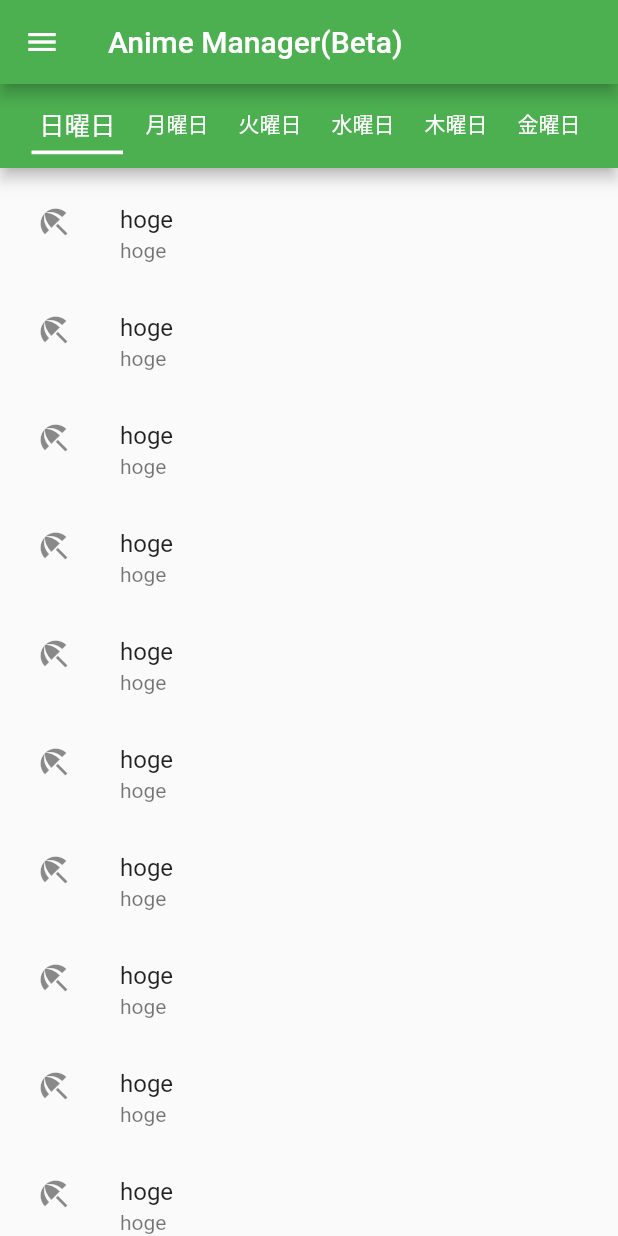
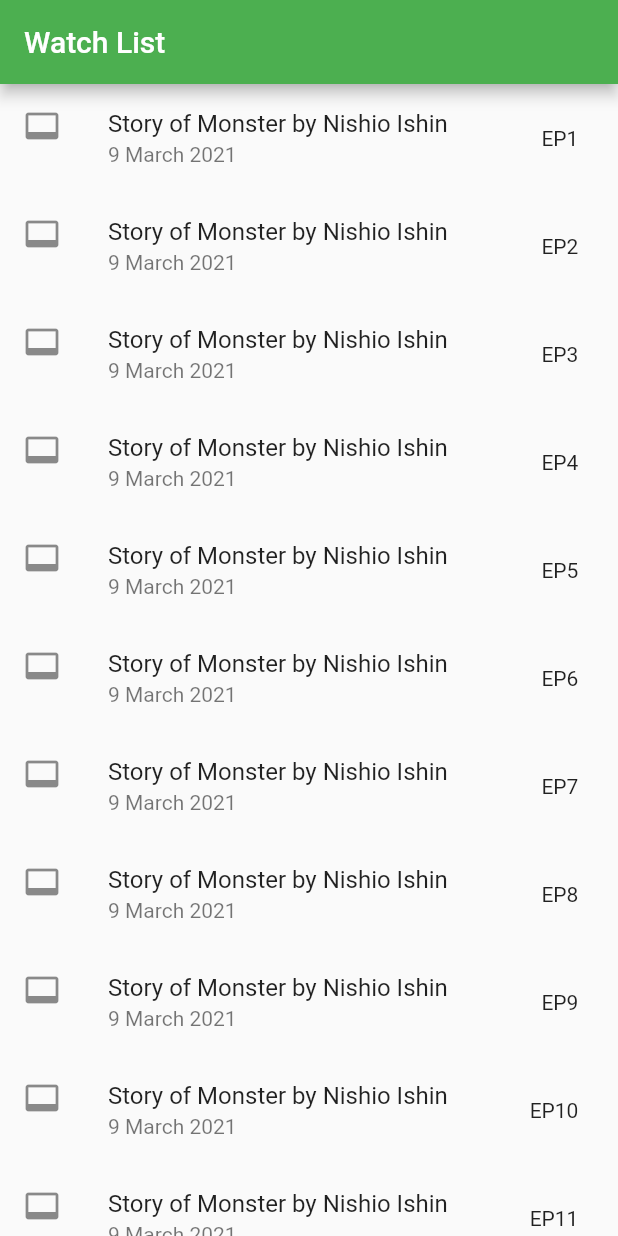
Before and after one commit to wakabayashiryo/anime_manage_app, a Flutter app: the screen it shows after launch, on a phone screen of 412 x 824 dp. Run offline on Flutter 3.47's test engine with Material 2 defaults, Android fonts, the phone set to English and light mode, and no system bars.

Commit message:
implemented widget frame of watchlist page next to add behavier of widget

```diff
--- a/anime_manage_app/lib/main.dart
+++ b/anime_manage_app/lib/main.dart
@@ -1,109 +1,66 @@
 import 'package:flutter/material.dart';
-import 'history.dart';
-import 'favorites.dart';
-import 'program_checklist.dart';
-import 'setting.dart';
+import 'screen/WatchList.dart';
 
-void main() => runApp(MyApp());
+void main () => runApp(MyApp());
 
 class MyApp extends StatelessWidget {
-  final Map<String, Widget> _pagesList = {
-    'Program Checklist': ProgramChecklists(),
-    'favorites': Favorites(),
-    'history': ViewdHistory(),
-    'Setting': Setting()
-  };
-
   @override
   Widget build(BuildContext context) {
     return MaterialApp(
-        title: 'Anime Manager(Beta)',
+      title: 'Hoge',
       theme: ThemeData(
         primarySwatch: Colors.green,
       ),
       debugShowCheckedModeBanner: true,
-        home: MyHomePage(pages: _pagesList));
+      home: WatchList(),
+      // home: MyHomePage(title: 'Flutter Demo Home Page'),
+    );
   }
 }
 
 class MyHomePage extends StatefulWidget {
-  MyHomePage({Key key, this.pages}) : super(key: key);
+  final String title;
 
-  final Map<String, Widget> pages;
+  MyHomePage({Key key,this.title}):super(key: key);
 
   @override
   _MyHomePageState createState() => _MyHomePageState();
 }
 
 class _MyHomePageState extends State<MyHomePage> {
-  Widget _showPage;
-  List<String> _pageKeyList = [];
+  int _counter = 0;
 
-  @override
-  void initState() {
-    // TODO: implement initState
-    _showPage = widget.pages['Program Checklist'];
-    for (var key in widget.pages.keys) _pageKeyList.add(key);
-    super.initState();
+  void _incrementCouter(){
+    setState(() {
+      _counter++;
+    });
   }
 
   @override
   Widget build(BuildContext context) {
     return Scaffold(
       appBar: AppBar(
-        title: Text('Anime Manager(Beta)'),
+        title: Text(widget.title),
       ),
-      drawer: Drawer(
-        child: ListView(
-          padding: EdgeInsets.zero,
+      body: Center(
+        child: Column(
+        mainAxisAlignment: MainAxisAlignment.center,
         children: <Widget>[
-            DrawerHeader(
-              child: Text('Drawer Header'),
-              decoration: BoxDecoration(
-                color: Colors.lightGreen,
+          Text(
+            'sefesrreesserse'
           ),
-            ),
-            Container(
-                height: double.maxFinite,
-                // height: MediaQuery.of(context).size.height * 0.25,
-                padding: EdgeInsets.all(5),
-                child: ListView.builder(
-                    itemCount: _pageKeyList.length,
-                    itemBuilder: (BuildContext context, int index) {
-                      return ListTile(
-                        title: Text('${_pageKeyList[index]}'),
-                        onTap: () {
-                          _pageListTapped('${_pageKeyList[index]}');
-                        },
-                      );
-                    })),
+          Text(
+            '$_counter',
+            style: Theme.of(context).textTheme.headline2,
+          )
         ],
         ),
       ),
-      body: _showPage,
-
-      // bottomNavigationBar: BottomNavigationBar(
-      //   items: const <BottomNavigationBarItem>[
-      //     BottomNavigationBarItem(icon: Icon(Icons.home_filled), label: 'Home'),
-      //     BottomNavigationBarItem(icon: Icon(Icons.history), label: 'History'),
-      //     BottomNavigationBarItem(icon: Icon(Icons.settings), label: 'Setting'),
-      //   ],
-      //   currentIndex: _selectedIndex,
-      //   selectedItemColor: Colors.amber,
-      //   onTap: _onItemTapped,
-      // ),
-      // floatingActionButton: FloatingActionButton(
-      //   onPressed: _incrementCounter,
-      //   tooltip: 'Increment',
-      //   child: Icon(Icons.arrow_right),
-      // ),
+      floatingActionButton: FloatingActionButton(
+        onPressed: _incrementCouter,
+        tooltip: 'Increment',
+        child: Icon(Icons.add),
+      ),
     );
   }
-
-  void _pageListTapped(String index) {
-    setState(() {
-      Navigator.pop(context);
-      _showPage = widget.pages[index];
-    });
 }
-} /**/
--- a/anime_manage_app/lib/program_checklist.dart
+++ /dev/null
@@ -1,136 +0,0 @@
-import 'package:flutter/gestures.dart';
-import 'package:flutter/material.dart';
-
-class ProgramChecklists extends StatefulWidget {
-  @override
-  _ProgramChecklistsState createState() => _ProgramChecklistsState();
-}
-
-class _ProgramChecklistsState extends State<ProgramChecklists> {
-  @override
-  Widget build(BuildContext context) {
-    return DefaultTabController(
-        initialIndex: 0,
-        length: 7,
-        child: Scaffold(
-          appBar: AppBar(
-            centerTitle: true,
-            // backgroundColor: Colors.gree,
-            title: TabBar(
-              dragStartBehavior: DragStartBehavior.down,
-              indicatorColor: Colors.white,
-              indicatorSize: TabBarIndicatorSize.tab,
-              indicatorWeight: 2.5,
-              indicatorPadding: EdgeInsets.all(5),
-              isScrollable: true,
-              labelColor: Colors.white,
-              labelPadding: EdgeInsets.all(10),
-              labelStyle: TextStyle(fontSize: 17.0),
-              unselectedLabelColor: Colors.white,
-              unselectedLabelStyle: TextStyle(fontSize: 14.0),
-              tabs: [
-                Text(('日曜日')),
-                Text(('月曜日')),
-                Text(('火曜日')),
-                Text(('水曜日')),
-                Text(('木曜日')),
-                Text(('金曜日')),
-                Text(('土曜日')),
-              ],
-            ),
-          ),
-          body: TabBarView(
-            children: [
-              ListView.builder(
-                  padding: const EdgeInsets.all(8),
-                  itemCount: 10,
-                  itemBuilder: (BuildContext context, int index) {
-                    return ListTile(
-                        leading: Icon(Icons.beach_access),
-                        title: Text('hoge'),
-                        subtitle: Text('hoge'),
-                        onTap: () {
-                          Navigator.of(context).push(MaterialPageRoute<void>(
-                            builder: (BuildContext context) => _checkboxList(),
-                          ));
-                        });
-                  }),
-              CheckboxListTile(
-                title: Text('test'),
-                secondary: Icon(Icons.beach_access),
-                onChanged: null,
-                value: true,
-              ),
-              CheckboxListTile(
-                title: Text('test'),
-                secondary: Icon(Icons.beach_access),
-                onChanged: null,
-                value: true,
-              ),
-              CheckboxListTile(
-                title: Text('test'),
-                secondary: Icon(Icons.beach_access),
-                onChanged: null,
-                value: true,
-              ),
-              CheckboxListTile(
-                title: Text('test'),
-                secondary: Icon(Icons.beach_access),
-                onChanged: null,
-                value: true,
-              ),
-              CheckboxListTile(
-                title: Text('test'),
-                secondary: Icon(Icons.beach_access),
-                onChanged: null,
-                value: true,
-              ),
-              CheckboxListTile(
-                title: Text('test'),
-                secondary: Icon(Icons.beach_access),
-                onChanged: null,
-                value: true,
-              ),
-            ],
-          ),
-        ));
-  }
-}
-
-class _checkboxList extends StatefulWidget {
-  @override
-  __checkboxListState createState() => __checkboxListState();
-}
-
-class __checkboxListState extends State<_checkboxList> {
-  bool _checked;
-
-  @override
-  void initState() {
-    _checked = true;
-    // TODO: implement initState
-    super.initState();
-  }
-
-  @override
-  Widget build(BuildContext context) {
-    return Scaffold(
-        appBar: AppBar(
-          title:Text('test')
-        ),
-        body: CheckboxListTile(
-          title: Text('test'),
-          subtitle: Text('hoge'),
-          secondary: Icon(Icons.beach_access),
-          controlAffinity: ListTileControlAffinity.platform,
-          onChanged: (bool value) {
-            setState(() {
-              _checked = value;
-            });
-          },
-          value: _checked,
-          activeColor: Colors.green,
-          checkColor: Colors.white,
-    ));
-  }
-}
--- /dev/null
+++ b/anime_manage_app/lib/screen/WatchList.dart
@@ -0,0 +1,72 @@
+import 'package:flutter/material.dart';
+
+class WatchList extends StatelessWidget {
+  @override
+  Widget build(BuildContext context) {
+    return MaterialApp(
+        title: 'Hoge',
+        theme: ThemeData(
+          primarySwatch: Colors.green,
+        ),
+        debugShowCheckedModeBanner: true,
+        home: HomePage());
+  }
+}
+
+class HomePage extends StatelessWidget {
+  @override
+  Widget build(BuildContext context) {
+    return Scaffold(
+        appBar: AppBar(
+          title: Text('Watch List'),
+        ),
+        body: ListView.builder(
+            itemCount: 15, //Provisional Number
+            itemBuilder: (BuildContext context, int index) {
+              return tileCard(context,index);
+            }));
+  }
+}
+
+Widget tileCard(BuildContext context,int _index) {
+  _index++;
+  return ListTile(
+    leading: Icon(Icons.video_label),
+    // This icon will set video on-demand Icon (netflix youtube amapra etc...)
+    title: Text('Story of Monster by Nishio Ishin'),
+    //This Title of Story
+    subtitle: Text('9 March 2021'),
+    //The Date that this title added at list
+    trailing: Text('EP$_index   '),
+    //Show Episode Number
+    onTap: () {
+      confirmingDialog(context);
+    }, //decoy function
+    /*
+  TODO
+  - automatic update list when wakeup app,from weekday schedule
+  - swipe tile to left, mean successful end to watch movie
+  - after it, show pop up for confirming
+  - tapped tile, move app 2 VOD app
+  - least title , show update symbol (ex. red circle)
+   */
+  );
+}
+
+Future<Widget> confirmingDialog(BuildContext context) async {
+  return showDialog(
+      context: context,
+      builder: (_) {
+        return AlertDialog(
+          title: Text('Successful watching?'),
+          actions: <Widget>[
+            TextButton( //register
+                onPressed: () => Navigator.pop(context),
+                child: Text('Cancel')),
+            TextButton(
+                onPressed: () => Navigator.pop(context),
+                child: Text('OK'))
+          ],
+        );
+      });
+}
```
Also changed, not shown: anime_manage_app/lib/favorites.dart (deleted, +0 -21 lines), anime_manage_app/lib/history.dart (deleted, +0 -61 lines), anime_manage_app/lib/setting.dart (deleted, +0 -20 lines), anime_manage_app/lib/title_list.dart (deleted, +0 -35 lines). Lines whose indentation alone changed are shown as unchanged.
